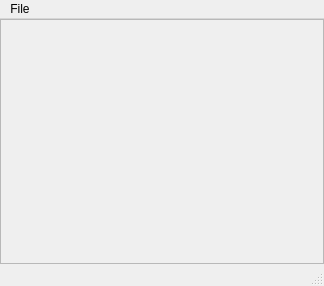
Above: vmg/vimage.ui from cmbruns/vimage before the change. Below: the same form after it.
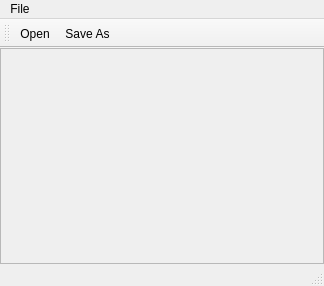
That is the form after the change.

Commit message: Use makefile to update Ui, because PySide6/loadUiType/PyInstaller/pkg_resources combo does not work. Add two action icons.

Patch:
```diff
--- a/vmg/vimage.ui
+++ b/vmg/vimage.ui
@@ -41,7 +41,7 @@
          <x>0</x>
          <y>0</y>
          <width>322</width>
-         <height>241</height>
+         <height>215</height>
         </rect>
        </property>
        <layout class="QHBoxLayout" name="horizontalLayout_2">
@@ -100,6 +100,19 @@
    <addaction name="menuFile"/>
   </widget>
   <widget class="QStatusBar" name="statusbar"/>
+  <widget class="QToolBar" name="toolBar">
+   <property name="windowTitle">
+    <string>toolBar</string>
+   </property>
+   <attribute name="toolBarArea">
+    <enum>TopToolBarArea</enum>
+   </attribute>
+   <attribute name="toolBarBreak">
+    <bool>false</bool>
+   </attribute>
+   <addaction name="actionOpen"/>
+   <addaction name="actionSave_As"/>
+  </widget>
   <action name="actionOpen">
    <property name="text">
     <string>Open...</string>
```
Left out of the diff: 5 changed lines with no effect on the pictures. The commit also changes 5 other files.
